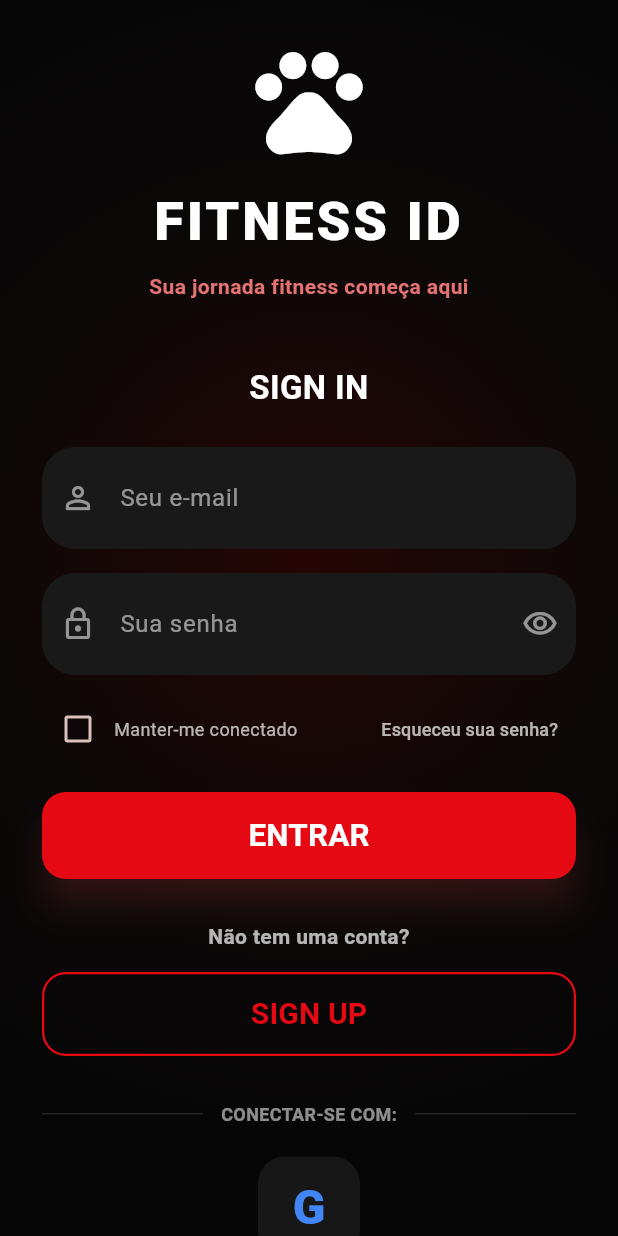
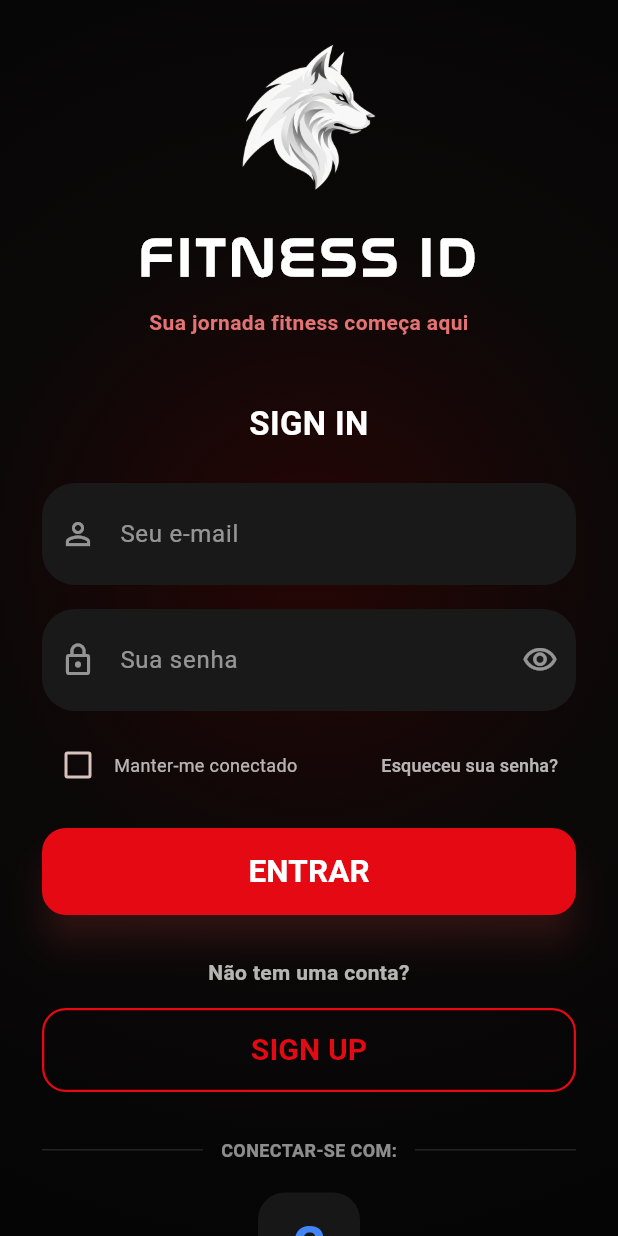
Before and after one commit to joaogfigueiredo/Projeto-Fitness-ID, a Flutter app: the screen it shows after launch, on a phone screen of 412 x 824 dp. Run offline on Flutter 3.47's test engine with Material 3 defaults, Android fonts, the light colour scheme and no system bars.

Commit message:
Fix: Docs login_page

```diff
--- a/mobile/lib/features/auth/presentation/pages/login_page.dart
+++ b/mobile/lib/features/auth/presentation/pages/login_page.dart
@@ -51,23 +51,30 @@ class _LoginPageState extends State<LoginPage> {
                 child: Column(
                   crossAxisAlignment: CrossAxisAlignment.stretch,
                   children: [
-                    const Icon(
-                      Icons.pets,
-                      size: 86,
-                      color: Colors.white,
+                    // Logo original do lobo.
+                    Image.asset(
+                      'assets/images/fitness_id_logo_noname.png',
+                      height: 110,
+                      fit: BoxFit.contain,
                     ),
+
                     const SizedBox(height: 12),
+
+                    // Nome do aplicativo com a fonte personalizada.
                     const Text(
                       'FITNESS ID',
                       textAlign: TextAlign.center,
                       style: TextStyle(
+                        fontFamily: 'FitnessIdLogo',
                         color: Colors.white,
                         fontSize: 36,
                         fontWeight: FontWeight.w900,
                         letterSpacing: 2,
                       ),
                     ),
+
                     const SizedBox(height: 8),
+
                     const Text(
                       'Sua jornada fitness começa aqui',
                       textAlign: TextAlign.center,
@@ -77,7 +84,9 @@ class _LoginPageState extends State<LoginPage> {
                         fontWeight: FontWeight.w600,
                       ),
                     ),
+
                     const SizedBox(height: 42),
+
                     const Text(
                       'SIGN IN',
                       textAlign: TextAlign.center,
@@ -87,7 +96,10 @@ class _LoginPageState extends State<LoginPage> {
                         fontWeight: FontWeight.bold,
                       ),
                     ),
+
                     const SizedBox(height: 24),
+
+                    // Campo de e-mail.
                     TextField(
                       controller: _emailController,
                       keyboardType: TextInputType.emailAddress,
@@ -98,7 +110,10 @@ class _LoginPageState extends State<LoginPage> {
                         icon: Icons.person_outline,
                       ),
                     ),
+
                     const SizedBox(height: 16),
+
+                    // Campo de senha com opção de mostrar ou ocultar.
                     TextField(
                       controller: _passwordController,
                       obscureText: _obscurePassword,
@@ -123,7 +138,10 @@ class _LoginPageState extends State<LoginPage> {
                         ),
                       ),
                     ),
+
                     const SizedBox(height: 12),
+
+                    // Opção de manter conectado e recuperação de senha.
                     Row(
                       children: [
                         Checkbox(
@@ -160,7 +178,10 @@ class _LoginPageState extends State<LoginPage> {
                         ),
                       ],
                     ),
+
                     const SizedBox(height: 18),
+
+                    // Botão de entrada.
                     SizedBox(
                       height: 58,
                       child: ElevatedButton(
@@ -185,7 +206,9 @@ class _LoginPageState extends State<LoginPage> {
                         ),
                       ),
                     ),
+
                     const SizedBox(height: 28),
+
                     const Text(
                       'Não tem uma conta?',
                       textAlign: TextAlign.center,
@@ -194,7 +217,10 @@ class _LoginPageState extends State<LoginPage> {
                         fontWeight: FontWeight.w600,
                       ),
                     ),
+
                     const SizedBox(height: 14),
+
+                    // Botão de cadastro.
                     SizedBox(
                       height: 56,
                       child: OutlinedButton(
@@ -222,10 +248,15 @@ class _LoginPageState extends State<LoginPage> {
                         ),
                       ),
                     ),
+
                     const SizedBox(height: 30),
+
+                    // Separador da opção de login social.
                     const Row(
                       children: [
-                        Expanded(child: Divider(color: Colors.white12)),
+                        Expanded(
+                          child: Divider(color: Colors.white12),
+                        ),
                         Padding(
                           padding: EdgeInsets.symmetric(horizontal: 12),
                           child: Text(
@@ -237,10 +268,15 @@ class _LoginPageState extends State<LoginPage> {
                             ),
                           ),
                         ),
-                        Expanded(child: Divider(color: Colors.white12)),
+                        Expanded(
+                          child: Divider(color: Colors.white12),
+                        ),
                       ],
                     ),
+
                     const SizedBox(height: 20),
+
+                    // Botão provisório de login com Google.
                     Center(
                       child: IconButton(
                         onPressed: () {
@@ -275,6 +311,7 @@ class _LoginPageState extends State<LoginPage> {
     );
   }
 
+  // Estilo compartilhado pelos campos de e-mail e senha.
   InputDecoration _inputDecoration({
     required String hint,
     required IconData icon,
@@ -296,6 +333,7 @@ class _LoginPageState extends State<LoginPage> {
     );
   }
 
+  // Validação provisória até a integração com o Firebase.
   void _login() {
     if (_emailController.text.trim().isEmpty ||
         _passwordController.text.isEmpty) {
@@ -308,6 +346,7 @@ class _LoginPageState extends State<LoginPage> {
     );
   }
 
+  // Exibe mensagens na parte inferior da tela.
   void _showMessage(String message) {
     ScaffoldMessenger.of(context).showSnackBar(
       SnackBar(content: Text(message)),
```
Also changed, not shown: mobile/pubspec.yaml (+11 -1 lines), mobile/assets/fonts/font-logo.ttf (added), mobile/assets/images/fitness_id_logo_noname.png (added).
